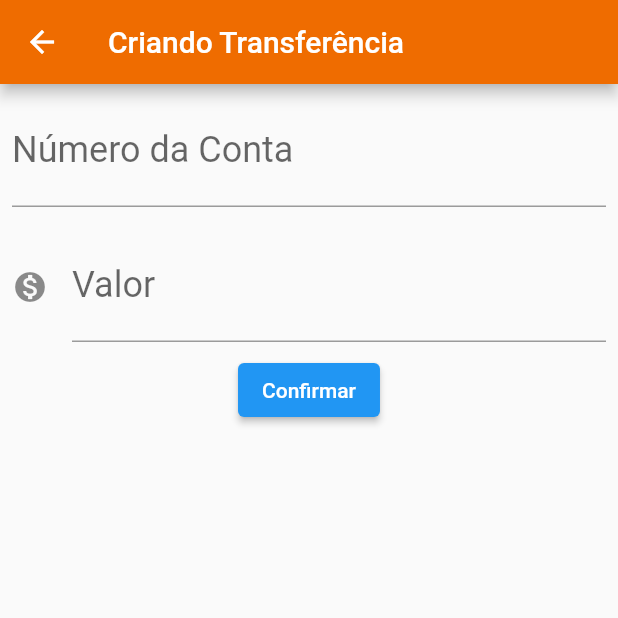
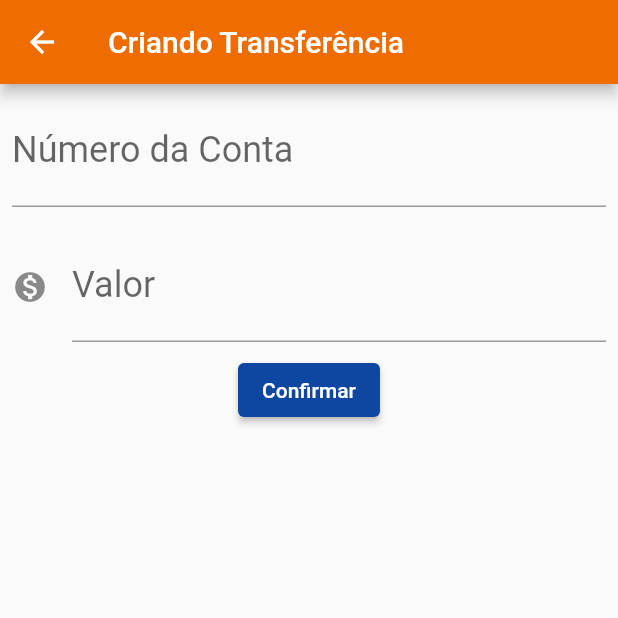
Before and after one commit to jessicacordeiro/bytebank-flutter, a Flutter app: the screen it shows after launch, after a tap on the "add" icon, on a phone screen of 412 x 824 dp, the top half of it. Run offline on Flutter 3.47's test engine with Material 2 defaults, Android fonts, the phone set to English and light mode, and no system bars; missing offline and left inert: dart:ffi.

Commit message:
Ajustando as cores do button no projeto

```diff
--- a/bytebank/lib/main.dart
+++ b/bytebank/lib/main.dart
@@ -13,9 +13,11 @@ class BytebankApp extends StatelessWidget {
       theme: ThemeData(
         primaryColor: Colors.orange[800],
         accentColor: Colors.blue[900],
-        buttonTheme: ButtonThemeData(
-          buttonColor: Colors.deepOrange,
-        )
+        elevatedButtonTheme: ElevatedButtonThemeData(
+          style: TextButton.styleFrom(
+            backgroundColor: Colors.blue[900],
+          )
+        ),
       ),
       home: ListaTransferencias(),
     );
```
